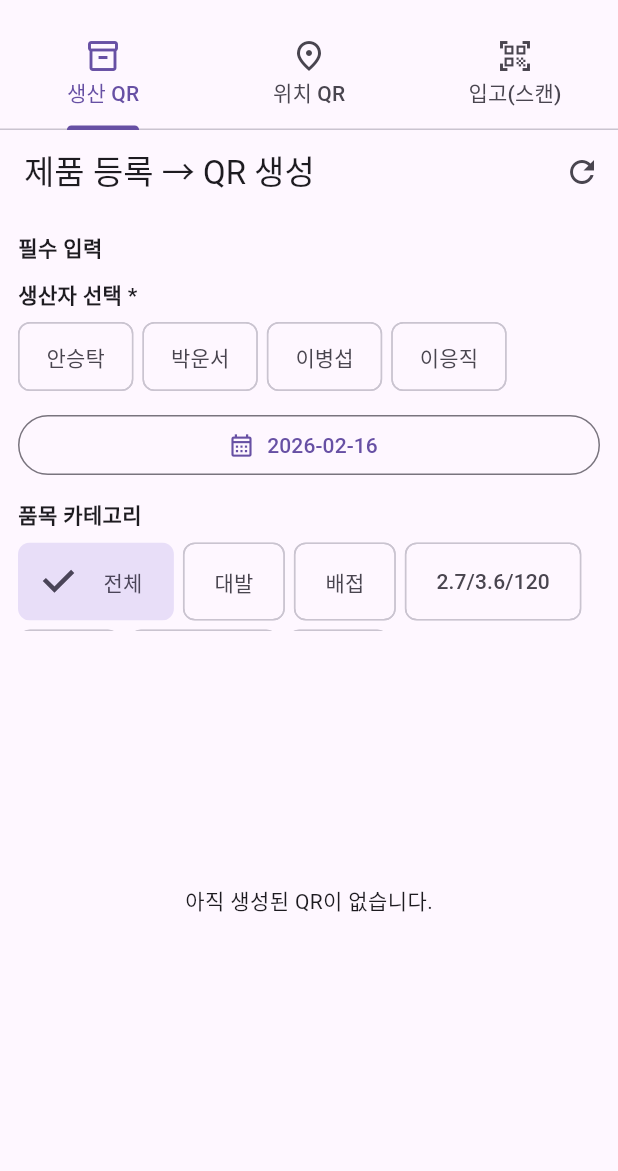
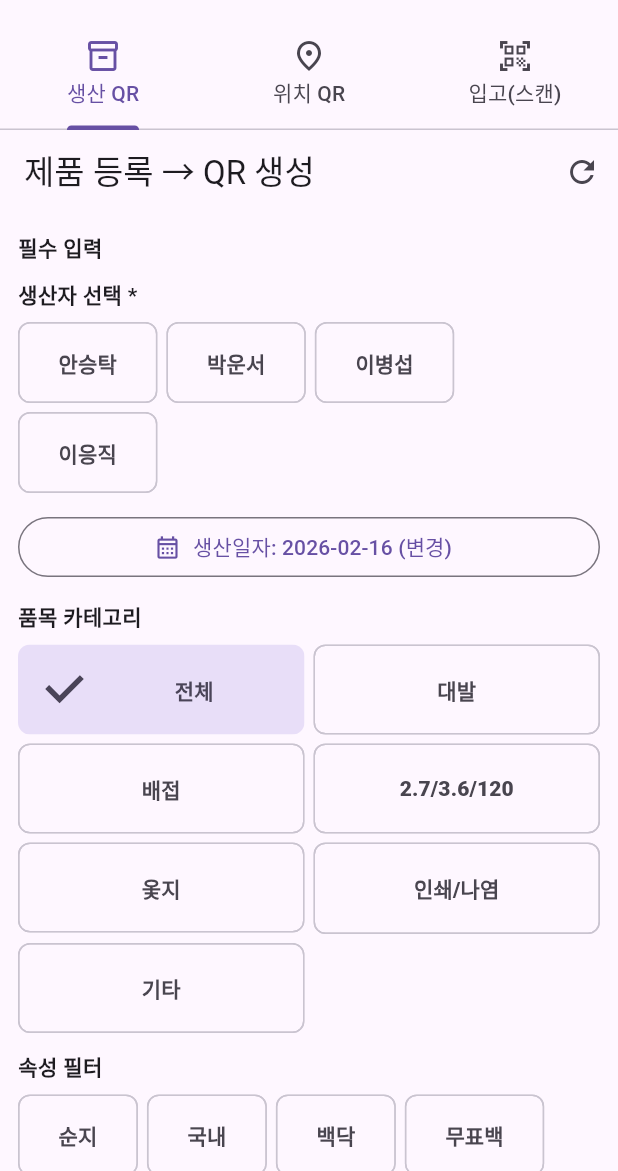
Before and after one commit to seunghyeon1123/-, a Flutter app: the screen it shows after launch, after a tap on the "refresh" icon, on a phone screen of 412 x 824 dp, the part 65-1236 px from its top. Run offline on Flutter 3.47's test engine with Material 3 defaults, Android fonts, the phone set to English and light mode, and no system bars; our stand-ins replace pdf, printing, qr_flutter; missing offline and left inert: mobile_scanner.

```diff
--- a/lib/screens/product_qr_create_screen.dart
+++ b/lib/screens/product_qr_create_screen.dart
@@ -1,7 +1,6 @@
-// lib/screens/product_qr_create_screen.dart
 import 'dart:convert';
+import 'package:flutter/material.dart';
 import 'package:flutter/cupertino.dart';
-import 'package:flutter/material.dart';
 import 'package:qr_flutter/qr_flutter.dart';
 import 'package:pdf/pdf.dart';
 import 'package:pdf/widgets.dart' as pw;
@@ -21,25 +20,27 @@ class ProductQrCreateScreen extends StatefulWidget {
 }
 
 class _ProductQrCreateScreenState extends State<ProductQrCreateScreen> {
-  // ✅ 생산자 4명
+  // ====== 생산자(단일선택) ======
   final List<String> producers = ['안승탁', '박운서', '이병섭', '이응직'];
   String? selectedProducer;
 
-  // ✅ 카테고리
+  // ====== 카테고리(단일선택) ======
   final List<String> categories = ['전체', '대발', '배접', '2.7/3.6/120', '옻지', '인쇄/나염', '기타'];
   String selectedCategory = '전체';
 
-  // ✅ 수량: 기본 100 (Pack), 아니면 1~99
-  int qty = 100;
+  // ====== 속성태그(복수선택) ======
+  final List<String> attributeTags = ['순지', '국내', '백닥', '무표백', '황촉규', '無'];
+  final Set<String> selectedAttributes = {};
 
-  // ✅ 생산일자: 기본 오늘
-  late DateTime producedAt;
+  // ====== 수량: 기본 100(Pack) + 1~99 다이얼 ======
+  int qty = 100; // ✅ 기본 100
+  DateTime producedAt = DateTime.now();
 
   String? batchId;
   String? qrData;
   int dailySerial = 1;
 
-  // ✅ 품목 리스트(49개)
+  // ====== 품목(49개) ======
   final List<ProductItem> items = const [
     ProductItem(name: '배접지(140*80)', sku: 'HJ-BJ-140x80'),
     ProductItem(name: '순지 배접지(140*80)', sku: 'HJ-BJ-SJ-140x80'),
@@ -94,13 +95,7 @@ class _ProductQrCreateScreenState extends State<ProductQrCreateScreen> {
 
   ProductItem? selectedItem;
 
-  @override
-  void initState() {
-    super.initState();
-    producedAt = DateTime.now();
-  }
-
-  // ✅ 카테고리 분류(이름 기반)
+  // ====== 카테고리 분류 ======
   String _categoryOf(ProductItem it) {
     final n = it.name;
     if (n.contains('대발') || n.contains('소발')) return '대발';
@@ -111,26 +106,65 @@ class _ProductQrCreateScreenState extends State<ProductQrCreateScreen> {
     return '기타';
   }
 
-  List<ProductItem> get _filteredItems {
-    if (selectedCategory == '전체') return items;
-    return items.where((it) => _categoryOf(it) == selectedCategory).toList();
+  // ====== 현재 카테고리에서 "가능한 속성태그" 계산 ======
+  // (selectedCategory 반영 + 태그가 실제 품목명에 존재하는지)
+  Set<String> _availableAttributesForCategory() {
+    final base = items.where((it) {
+      return selectedCategory == '전체' || _categoryOf(it) == selectedCategory;
+    }).toList();
+
+    final avail = <String>{};
+    for (final tag in attributeTags) {
+      if (base.any((it) => it.name.contains(tag))) {
+        avail.add(tag);
+      }
+    }
+    return avail;
   }
 
-  String _yyyyMMdd(DateTime d) {
-    final y = d.year.toString().padLeft(4, '0');
-    final m = d.month.toString().padLeft(2, '0');
-    final day = d.day.toString().padLeft(2, '0');
-    return '$y$m$day';
+  // ====== 필터 적용: 카테고리 + 선택된 속성(모두 포함) ======
+  List<ProductItem> _applyFilters({Set<String>? attrsOverride}) {
+    final attrs = attrsOverride ?? selectedAttributes;
+    return items.where((it) {
+      final categoryMatch = selectedCategory == '전체' || _categoryOf(it) == selectedCategory;
+      if (!categoryMatch) return false;
+
+      for (final tag in attrs) {
+        if (!it.name.contains(tag)) return false;
+      }
+      return true;
+    }).toList();
   }
 
-  String _dateText(DateTime d) {
-    return '${d.year}-${d.month.toString().padLeft(2, '0')}-${d.day.toString().padLeft(2, '0')}';
+  List<ProductItem> get _filteredItems => _applyFilters();
+
+  // ====== "필터로 인해 품목 0개" 방지 안전장치 ======
+  // - 카테고리 변경/태그 변경 시 호출
+  void _normalizeFiltersAfterChange() {
+    // 1) 현재 카테고리에서 불가능한 속성은 자동 해제
+    final avail = _availableAttributesForCategory();
+    selectedAttributes.removeWhere((t) => !avail.contains(t));
+
+    // 2) 그래도 0개면, 선택된 속성들을 하나씩 풀어서 복구
+    var list = _applyFilters();
+    if (list.isEmpty && selectedAttributes.isNotEmpty) {
+      final tags = selectedAttributes.toList();
+      // 마지막에 선택한 순서까지 알 수 없으니, 일단 뒤에서부터 제거
+      for (int i = tags.length - 1; i >= 0; i--) {
+        selectedAttributes.remove(tags[i]);
+        list = _applyFilters();
+        if (list.isNotEmpty) break;
+      }
     }
 
-  void _toast(String msg) {
-    ScaffoldMessenger.of(context).showSnackBar(SnackBar(content: Text(msg)));
+    // 3) 선택 품목이 현재 리스트 밖이면 해제
+    final current = _applyFilters();
+    if (selectedItem != null && !current.contains(selectedItem)) {
+      selectedItem = null;
+    }
   }
 
+  // ====== 날짜 ======
   Future<void> pickDate() async {
     final now = DateTime.now();
     final picked = await showDatePicker(
@@ -142,10 +176,29 @@ class _ProductQrCreateScreenState extends State<ProductQrCreateScreen> {
     if (picked != null) setState(() => producedAt = picked);
   }
 
-  // ✅ 1~99: 두자리 다이얼 (십의 자리 / 일의 자리) — 라벨(십/일) 없음
-  Future<void> _pickQtyTwoDial() async {
-    int tens = (qty == 100 ? 9 : (qty ~/ 10)).clamp(0, 9);
-    int ones = (qty == 100 ? 9 : (qty % 10)).clamp(0, 9);
+  String _yyyyMMdd(DateTime d) {
+    final y = d.year.toString().padLeft(4, '0');
+    final m = d.month.toString().padLeft(2, '0');
+    final day = d.day.toString().padLeft(2, '0');
+    return '$y$m$day';
+  }
+
+  String _yyyyMmDdText(DateTime d) {
+    return '${d.year}-${d.month.toString().padLeft(2, '0')}-${d.day.toString().padLeft(2, '0')}';
+  }
+
+  void _toast(String msg) {
+    ScaffoldMessenger.of(context).showSnackBar(SnackBar(content: Text(msg)));
+  }
+
+  // ====== 수량: 1~99 두 휠 ======
+  Future<void> _pickQtyTwoWheel() async {
+    int current = qty;
+    if (current == 100) current = 99;
+    current = current.clamp(1, 99);
+
+    int tens = current ~/ 10;
+    int ones = current % 10;
 
     await showModalBottomSheet(
       context: context,
@@ -153,7 +206,7 @@ class _ProductQrCreateScreenState extends State<ProductQrCreateScreen> {
       builder: (_) {
         return SafeArea(
           child: SizedBox(
-            height: 320,
+            height: 340,
             child: Column(
               children: [
                 const SizedBox(height: 10),
@@ -172,7 +225,7 @@ class _ProductQrCreateScreenState extends State<ProductQrCreateScreen> {
                             return Center(
                               child: Text(
                                 i.toString(),
-                                style: const TextStyle(fontSize: 22, fontWeight: FontWeight.w700),
+                                style: const TextStyle(fontSize: 26, fontWeight: FontWeight.w700),
                               ),
                             );
                           }),
@@ -187,7 +240,7 @@ class _ProductQrCreateScreenState extends State<ProductQrCreateScreen> {
                             return Center(
                               child: Text(
                                 i.toString(),
-                                style: const TextStyle(fontSize: 22, fontWeight: FontWeight.w700),
+                                style: const TextStyle(fontSize: 26, fontWeight: FontWeight.w700),
                               ),
                             );
                           }),
@@ -212,7 +265,7 @@ class _ProductQrCreateScreenState extends State<ProductQrCreateScreen> {
                         child: FilledButton(
                           onPressed: () {
                             int v = tens * 10 + ones;
-                            if (v == 0) v = 1; // 00이면 01로 보정
+                            if (v == 0) v = 1;
                             if (v > 99) v = 99;
                             setState(() => qty = v);
                             Navigator.pop(context);
@@ -231,6 +284,7 @@ class _ProductQrCreateScreenState extends State<ProductQrCreateScreen> {
     );
   }
 
+  // ====== QR 생성 ======
   void generateQr() {
     final producer = (selectedProducer ?? '').trim();
     final item = selectedItem;
@@ -243,8 +297,8 @@ class _ProductQrCreateScreenState extends State<ProductQrCreateScreen> {
       _toast('품목을 선택하세요.');
       return;
     }
-    if (qty < 1 || qty > 100) {
-      _toast('수량은 1~100만 가능합니다.');
+    if (!(qty == 100 || (qty >= 1 && qty <= 99))) {
+      _toast('수량은 1~99 또는 100(Pack)만 가능합니다.');
       return;
     }
 
@@ -274,12 +328,13 @@ class _ProductQrCreateScreenState extends State<ProductQrCreateScreen> {
     setState(() {
       selectedProducer = null;
       selectedCategory = '전체';
+      selectedAttributes.clear();
       selectedItem = null;
-      producedAt = DateTime.now(); // ✅ 리셋 시에도 오늘
+      producedAt = DateTime.now();
       batchId = null;
       qrData = null;
       dailySerial = 1;
-      qty = 100;
+      qty = 100; // ✅ 기본 100 복원
     });
   }
 
@@ -320,87 +375,148 @@ class _ProductQrCreateScreenState extends State<ProductQrCreateScreen> {
       ),
     );
 
-    await Printing.layoutPdf(
-      onLayout: (PdfPageFormat format) async => doc.save(),
-    );
+    await Printing.layoutPdf(onLayout: (PdfPageFormat format) async => doc.save());
   }
 
-  // =========================
-  // ✅ 공통 폼(모바일/웹에서 재사용)
-  // =========================
-  Widget _buildFormContent() {
-    // ✅ 카테고리 바꾸면 선택 품목이 필터 밖이면 자동 해제
-    final currentList = _filteredItems;
-    if (selectedItem != null && !currentList.contains(selectedItem)) {
-      selectedItem = null;
-    }
+  // ====== UI 빌더(입력폼 파트) ======
+  Widget _buildFormContent(bool isWebWide) {
+    final availAttrs = _availableAttributesForCategory();
+
+    // 현재 필터 리스트 기준으로 드롭다운 구성
+    final list = _filteredItems;
 
     return ListView(
       padding: const EdgeInsets.all(12),
       children: [
-        const Text('필수 입력', style: TextStyle(fontWeight: FontWeight.w800)),
+        const Text('필수 입력', style: TextStyle(fontWeight: FontWeight.w700)),
         const SizedBox(height: 10),
 
-        // ✅ 생산자 칩 (간격 촘촘하게)
+        // 생산자
         const Text('생산자 선택 *', style: TextStyle(fontWeight: FontWeight.w700)),
         const SizedBox(height: 8),
         Wrap(
-          spacing: 6,     // ✅ 간격 줄임
-          runSpacing: 6,  // ✅ 간격 줄임
+          spacing: 6,
+          runSpacing: 6,
           children: producers.map((p) {
             final isSelected = selectedProducer == p;
             return ChoiceChip(
-              label: Text(p),
+              label: Padding(
+                padding: const EdgeInsets.symmetric(horizontal: 10, vertical: 10),
+                child: Text(p, style: const TextStyle(fontWeight: FontWeight.w800)),
+              ),
               selected: isSelected,
               onSelected: (_) => setState(() => selectedProducer = p),
               materialTapTargetSize: MaterialTapTargetSize.shrinkWrap,
               visualDensity: const VisualDensity(horizontal: -2, vertical: -2),
-              labelPadding: const EdgeInsets.symmetric(horizontal: 10, vertical: 6),
             );
           }).toList(),
         ),
 
         const SizedBox(height: 12),
 
-        // ✅ 생산일자: 기본 오늘, 누르면 달력으로 변경
+        // 날짜
         OutlinedButton.icon(
           onPressed: pickDate,
           icon: const Icon(Icons.calendar_month_outlined),
-          label: Text(_dateText(producedAt)),
+          label: Text('생산일자: ${_yyyyMmDdText(producedAt)} (변경)'),
         ),
 
         const SizedBox(height: 12),
 
-        // ✅ 카테고리: "가로 2열" 느낌(두 줄로 wrap) + 칩 크게
+        // 카테고리: 2열
         const Text('품목 카테고리', style: TextStyle(fontWeight: FontWeight.w700)),
         const SizedBox(height: 8),
-        Wrap(
-          spacing: 6,     // ✅ 칩 사이 간격 줄임
-          runSpacing: 6,  // ✅ 줄 간격 줄임 (두 줄로 자연스럽게 감김)
-          children: categories.map((c) {
-            final selected = selectedCategory == c;
-            return ChoiceChip(
-              label: Text(c, overflow: TextOverflow.ellipsis),
+        LayoutBuilder(
+          builder: (context, c) {
+            final w = c.maxWidth;
+            final itemW = (w - 6) / 2;
+            return Wrap(
+              spacing: 6,
+              runSpacing: 6,
+              children: categories.map((cat) {
+                final selected = selectedCategory == cat;
+                return SizedBox(
+                  width: itemW,
+                  child: ChoiceChip(
+                    label: Padding(
+                      padding: const EdgeInsets.symmetric(vertical: 12),
+                      child: Center(
+                        child: Text(
+                          cat,
+                          maxLines: 1,
+                          overflow: TextOverflow.ellipsis,
+                          style: const TextStyle(fontWeight: FontWeight.w800),
+                        ),
+                      ),
+                    ),
                     selected: selected,
-              onSelected: (_) => setState(() => selectedCategory = c),
+                    onSelected: (_) {
+                      setState(() {
+                        selectedCategory = cat;
+                        _normalizeFiltersAfterChange();
+                      });
+                    },
                     materialTapTargetSize: MaterialTapTargetSize.shrinkWrap,
                     visualDensity: const VisualDensity(horizontal: -1, vertical: -1),
-              labelPadding: const EdgeInsets.symmetric(horizontal: 12, vertical: 8),
+                  ),
+                );
+              }).toList(),
+            );
+          },
+        ),
+
+        const SizedBox(height: 12),
+
+        // 속성 태그: 불가능한 것은 비활성/자동해제
+        const Text('속성 필터', style: TextStyle(fontWeight: FontWeight.w700)),
+        const SizedBox(height: 8),
+        Wrap(
+          spacing: 6,
+          runSpacing: 6,
+          children: attributeTags.map((tag) {
+            final enabled = availAttrs.contains(tag);
+            final selected = selectedAttributes.contains(tag);
+
+            // enabled=false면 선택도 못하게(그리고 이미 선택되어있으면 normalize에서 제거됨)
+            return Opacity(
+              opacity: enabled ? 1.0 : 0.35,
+              child: FilterChip(
+                label: Padding(
+                  padding: const EdgeInsets.symmetric(horizontal: 10, vertical: 10),
+                  child: Text(tag, style: const TextStyle(fontWeight: FontWeight.w800)),
+                ),
+                selected: selected,
+                onSelected: enabled
+                    ? (v) {
+                  setState(() {
+                    if (v) {
+                      selectedAttributes.add(tag);
+                    } else {
+                      selectedAttributes.remove(tag);
+                    }
+                    _normalizeFiltersAfterChange();
+                  });
+                }
+                    : null,
+                materialTapTargetSize: MaterialTapTargetSize.shrinkWrap,
+                visualDensity: const VisualDensity(horizontal: -2, vertical: -2),
+              ),
             );
           }).toList(),
         ),
 
         const SizedBox(height: 12),
 
-        // ✅ 품목 드롭다운(필터 적용)
+        // 품목 선택
         DropdownButtonFormField<ProductItem>(
           value: selectedItem,
-          decoration: const InputDecoration(
+          decoration: InputDecoration(
             labelText: '품목 선택 *',
-            border: OutlineInputBorder(),
+            border: const OutlineInputBorder(),
+            helperText: list.isEmpty ? '필터 조합으로 선택 가능한 품목이 없습니다. (필터가 자동 조정됩니다)' : null,
           ),
           isExpanded: true,
-          items: _filteredItems.map((it) {
+          items: list.map((it) {
             return DropdownMenuItem<ProductItem>(
               value: it,
               child: Text('${it.name}   (${it.sku})'),
@@ -411,28 +527,31 @@ class _ProductQrCreateScreenState extends State<ProductQrCreateScreen> {
 
         const SizedBox(height: 12),
 
-        // ✅ 수량 선택: 100(Pack) 기본 + 100미만(1~99) 두자리 다이얼
-        const Text('수량 (최대 100)', style: TextStyle(fontWeight: FontWeight.w700)),
+        // 수량: 100 기본 + 1~99 다이얼
+        const Text('수량', style: TextStyle(fontWeight: FontWeight.w700)),
         const SizedBox(height: 8),
         Wrap(
-          spacing: 6,
-          runSpacing: 6,
+          spacing: 8,
+          runSpacing: 8,
           children: [
             ChoiceChip(
-              label: const Text('100 (Pack)'),
+              label: const Padding(
+                padding: EdgeInsets.symmetric(horizontal: 10, vertical: 10),
+                child: Text('100 (Pack)', style: TextStyle(fontWeight: FontWeight.w900)),
+              ),
               selected: qty == 100,
               onSelected: (_) => setState(() => qty = 100),
-              materialTapTargetSize: MaterialTapTargetSize.shrinkWrap,
-              visualDensity: const VisualDensity(horizontal: -2, vertical: -2),
-              labelPadding: const EdgeInsets.symmetric(horizontal: 12, vertical: 8),
             ),
             ChoiceChip(
-              label: Text(qty == 100 ? '100 미만 선택' : '선택됨: ${qty.toString().padLeft(2, '0')}'),
+              label: Padding(
+                padding: const EdgeInsets.symmetric(horizontal: 10, vertical: 10),
+                child: Text(
+                  qty == 100 ? '1~99 선택' : '선택됨: ${qty.toString().padLeft(2, '0')}',
+                  style: const TextStyle(fontWeight: FontWeight.w800),
+                ),
+              ),
               selected: qty != 100,
-              onSelected: (_) async => _pickQtyTwoDial(),
-              materialTapTargetSize: MaterialTapTargetSize.shrinkWrap,
-              visualDensity: const VisualDensity(horizontal: -2, vertical: -2),
-              labelPadding: const EdgeInsets.symmetric(horizontal: 12, vertical: 8),
+              onSelected: (_) async => _pickQtyTwoWheel(),
             ),
           ],
         ),
@@ -445,33 +564,30 @@ class _ProductQrCreateScreenState extends State<ProductQrCreateScreen> {
           label: const Text('QR 생성'),
         ),
 
+        if (!isWebWide) ...[
           const SizedBox(height: 18),
           const Divider(),
-
-        if (qrData == null) ...[
-          const SizedBox(height: 18),
-          const Center(child: Text('선택 후 [QR 생성]을 누르면 QR이 표시됩니다.')),
+          _buildPreviewBlock(),
         ],
       ],
     );
   }
 
-  // ✅ QR 패널(웹 우측 / 모바일 하단에 활용)
-  Widget _buildQrPanel() {
+  // ====== UI 빌더(미리보기 파트) ======
+  Widget _buildPreviewBlock() {
     if (qrData == null) {
-      return const Center(child: Text('아직 생성된 QR이 없습니다.'));
+      return const Padding(
+        padding: EdgeInsets.only(top: 12),
+        child: Center(child: Text('선택 후 [QR 생성]을 누르면 QR이 표시됩니다.')),
+      );
     }
 
-    return Padding(
-      padding: const EdgeInsets.all(12),
-      child: Card(
-        child: Padding(
-          padding: const EdgeInsets.all(12),
-          child: Column(
+    return Column(
       crossAxisAlignment: CrossAxisAlignment.stretch,
       children: [
-              Text('생성된 Batch: $batchId', style: const TextStyle(fontWeight: FontWeight.w800)),
-              const SizedBox(height: 10),
+        const SizedBox(height: 8),
+        Text('생성된 Batch: $batchId', style: const TextStyle(fontWeight: FontWeight.w700)),
+        const SizedBox(height: 12),
         Center(
           child: QrImageView(
             data: qrData!,
@@ -479,8 +595,8 @@ class _ProductQrCreateScreenState extends State<ProductQrCreateScreen> {
             size: 260,
           ),
         ),
-              const SizedBox(height: 10),
-              const Text('QR 내부 데이터(JSON)', style: TextStyle(fontWeight: FontWeight.w800)),
+        const SizedBox(height: 12),
+        const Text('QR 내부 데이터(JSON)', style: TextStyle(fontWeight: FontWeight.w700)),
         const SizedBox(height: 6),
         SelectableText(qrData!),
         const SizedBox(height: 12),
@@ -490,17 +606,18 @@ class _ProductQrCreateScreenState extends State<ProductQrCreateScreen> {
           label: const Text('QR 인쇄'),
         ),
       ],
-          ),
-        ),
-      ),
     );
   }
 
-  // =========================
-  // ✅ 웹/모바일 UI 분기(한 파일에서)
-  // =========================
   @override
   Widget build(BuildContext context) {
+    // 빌드마다 필터/선택 정합성 유지 (카테고리/태그 변경 누락 방지)
+    _normalizeFiltersAfterChange();
+
+    return LayoutBuilder(
+      builder: (context, c) {
+        final isWebWide = c.maxWidth >= 900;
+
         return Scaffold(
           appBar: AppBar(
             title: const Text('제품 등록 → QR 생성'),
@@ -512,38 +629,39 @@ class _ProductQrCreateScreenState extends State<ProductQrCreateScreen> {
               ),
             ],
           ),
-      body: LayoutBuilder(
-        builder: (context, constraints) {
-          final w = constraints.maxWidth;
-
-          // ✅ WEB/DESKTOP: 좌(폼) / 우(QR) 2컬럼
-          if (w >= 900) {
-            return Row(
+          body: SafeArea(
+            child: isWebWide
+                ? Row(
               children: [
-                SizedBox(
-                  width: 520,
-                  child: _buildFormContent(),
+                // 좌: 입력
+                Expanded(
+                  flex: 6,
+                  child: _buildFormContent(true),
                 ),
                 const VerticalDivider(width: 1),
+                // 우: 미리보기(고정)
                 Expanded(
-                  child: _buildQrPanel(),
+                  flex: 5,
+                  child: ListView(
+                    padding: const EdgeInsets.all(16),
+                    children: [
+                      const Text('미리보기', style: TextStyle(fontSize: 16, fontWeight: FontWeight.w900)),
+                      const SizedBox(height: 12),
+                      Card(
+                        child: Padding(
+                          padding: const EdgeInsets.all(12),
+                          child: _buildPreviewBlock(),
+                        ),
                       ),
                     ],
-            );
-          }
-
-          // ✅ MOBILE/TABLET: 폼 아래에 QR 패널
-          return Column(
-            children: [
-              Expanded(child: _buildFormContent()),
-              SizedBox(
-                height: 360,
-                child: _buildQrPanel(),
+                  ),
                 ),
               ],
+            )
+                : _buildFormContent(false),
+          ),
         );
       },
-      ),
     );
   }
 }
```
Lines whose indentation alone changed are shown as unchanged.
